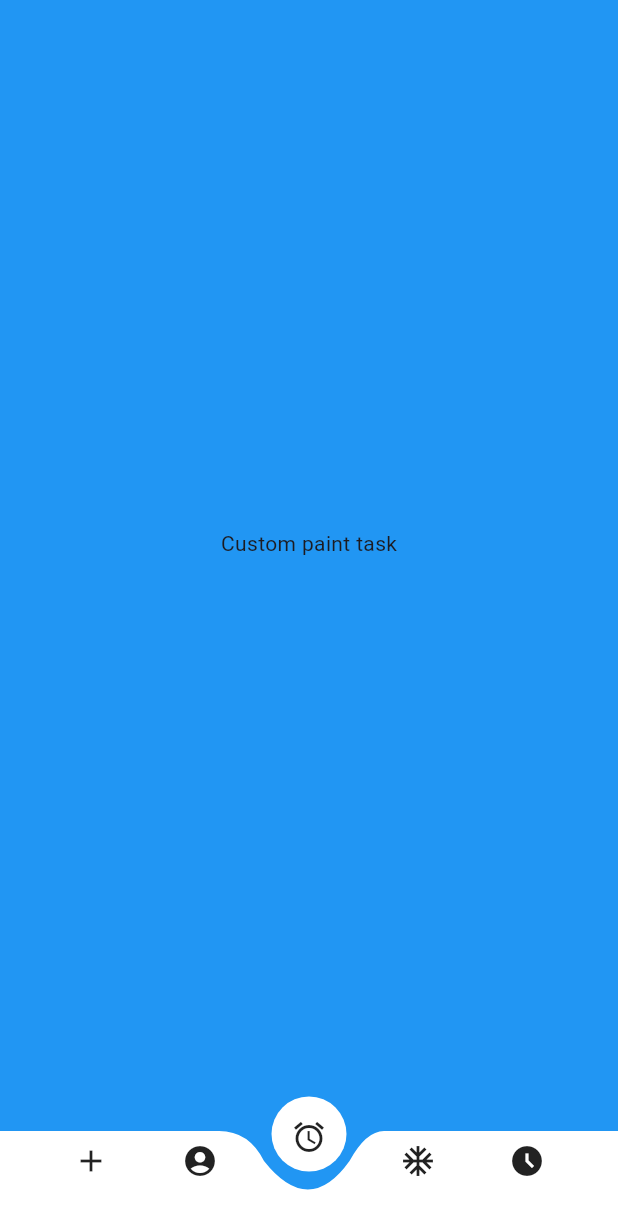
After one commit to nishiket04/Mobile-Training-Flutter-2025, a Flutter app: the screen it shows after launch, after a tap on "Custom Paint Task", on a phone screen of 412 x 824 dp. The commit adds this screen. Shown: the top 1229 px of the screen. Run offline on Flutter 3.47's test engine with Material 3 defaults, Android fonts, the phone set to English and light mode, and no system bars.

Commit message:
custom paint task

```diff
--- /dev/null
+++ b/lib/custom_paint/custom_paint.dart
@@ -0,0 +1,94 @@
+import 'package:flutter/material.dart';
+
+class CustomPaintTask extends StatefulWidget {
+  const CustomPaintTask({super.key});
+
+  @override
+  State<StatefulWidget> createState() => _CustomPaintTask();
+}
+
+class _CustomPaintTask extends State<CustomPaintTask> {
+  double? _tapX;
+  int? _tappedIconIndex = 2;
+
+  void _storePosition(TapDownDetails details,int index) {
+    setState(() {
+      _tapX = details.globalPosition.dx;
+      _tappedIconIndex = index;
+    });
+  }
+
+  @override
+  Widget build(BuildContext context) {
+    return Scaffold(
+      backgroundColor: Colors.blue,
+      body: Center(child: Text("Custom paint task")),
+      bottomNavigationBar: CustomPaint(
+        painter: BottomNavigationPainter(centerX: _tapX),
+        child: SizedBox(
+          height: 100,
+          width: 720,
+          child: Row(
+            mainAxisAlignment: MainAxisAlignment.spaceEvenly,
+            children: [
+              _buildIcon(0,Icons.add),
+              _buildIcon(1,Icons.account_circle),
+              _buildIcon(2,Icons.access_alarm),
+              _buildIcon(3,Icons.ac_unit_outlined),
+              _buildIcon(4,Icons.access_time_filled),
+            ],
+          ),
+        ),
+      ),
+    );
+  }
+
+  Widget _buildIcon(int index,IconData icon){
+    if(_tappedIconIndex != index){
+      return GestureDetector(onTapDown:(details) => _storePosition(details, index),child: Icon(icon));
+    }
+    else{
+      return SizedBox(
+      height: 56,
+      child: Column(children: [Icon(icon)]),
+    );
+    }
+  }
+}
+
+class BottomNavigationPainter extends CustomPainter {
+  final double? centerX;
+
+  BottomNavigationPainter({this.centerX});
+
+  @override
+  void paint(Canvas canvas, Size size) {
+    final paint =
+        Paint()
+          ..color = Colors.white
+          ..style = PaintingStyle.fill
+          ..strokeWidth = 10;
+
+    final path = Path();
+    final w = size.width;
+    final h = size.height;
+    final center = centerX ?? w / 2;
+
+    path.moveTo(0, 30);
+    path.lineTo(center - 60, 30);
+    path.quadraticBezierTo(center - 40, 30, center - 30, h / 5 + 30);
+    path.quadraticBezierTo(center, h - h / 5 + 8, center + 27, h / 5 + 30);
+    path.quadraticBezierTo(center + 38, 30, center + 50, 30);
+    path.lineTo(w, 30);
+    path.lineTo(w, 100);
+    path.lineTo(0, 100);
+    path.close();
+
+    canvas.drawCircle(Offset(center, 32), 25, paint);
+    canvas.drawPath(path, paint);
+  }
+
+  @override
+  bool shouldRepaint(covariant BottomNavigationPainter oldDelegate) =>
+      oldDelegate.centerX != centerX;
+}
--- a/lib/main.dart
+++ b/lib/main.dart
@@ -1,6 +1,7 @@
 import 'package:flutter/material.dart';
 import 'package:flutter_task/Cupertino/cupertino_task.dart';
 import 'package:flutter_task/animation/animation_task.dart';
+import 'package:flutter_task/custom_paint/custom_paint.dart';
 import 'package:flutter_task/dialog_custom_widget/custom_widget_task.dart';
 import 'package:flutter_task/images_fonts/images_fonts_task.dart';
 import 'package:flutter_task/isolates/isolates.dart';
@@ -43,6 +44,7 @@ class MyApp extends StatelessWidget {
         "/isolatesView": (context) => const IsolatesTask(),
         "/animationView": (context) => const AnimationTask(),
         "/jsonView": (context) => const SeralizationTask(),
+        "/customPaintView": (context) => const CustomPaintTask(),
       },
     );
   }
@@ -175,6 +177,15 @@ class _MyHomePageState extends State<MyHomePage> {
                   backgroundColor: WidgetStatePropertyAll(Colors.cyan),
                 ),
               ),
+              TextButton(
+                onPressed: () {
+                  Navigator.pushNamed(context, '/customPaintView');
+                },
+                child: Text("Custom Paint Task", textAlign: TextAlign.center,style: TextStyle(color: Colors.black87),),
+                style: ButtonStyle(
+                  backgroundColor: WidgetStatePropertyAll(Colors.cyan),
+                ),
+              ),
             ],
           ),
         ),
```
